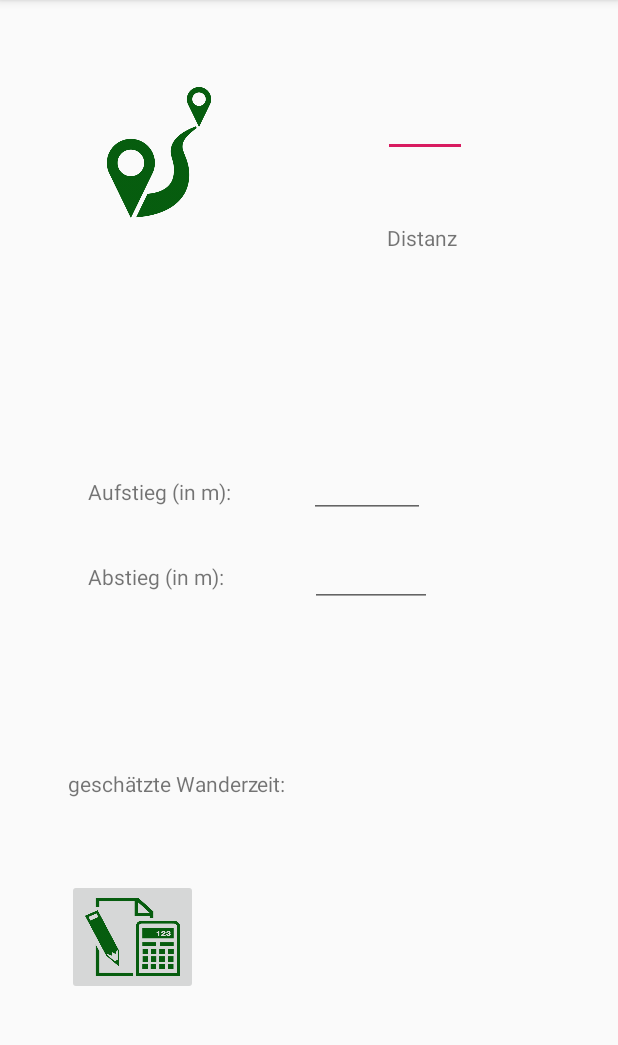
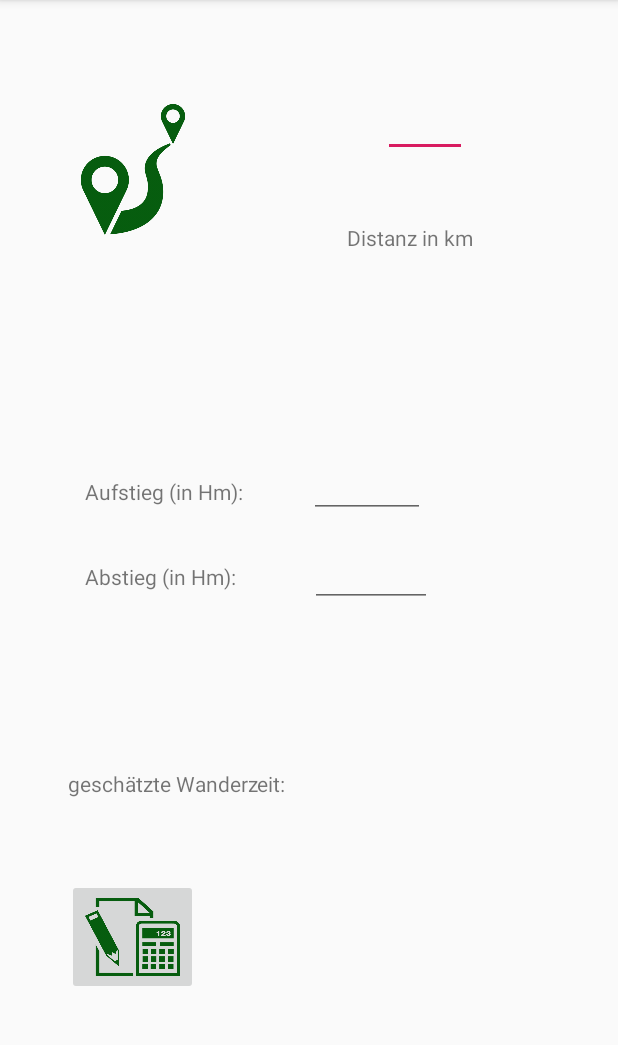
Before and after one commit to mad-lab-fau/Ferienakademie2019-Wonderfull-App, an Android app: the plan_hiking screen opened directly, with no data from a screen before it, on a phone screen of 412 x 824 dp, the part 84-1129 px from its top. Run offline under Robolectric (Android 15) with nearby library versions, the phone set to English and light mode, and no system bars; our stand-ins replace navigation-ui.

Commit message:
functioning prototype: plan hiking

```diff
--- a/App/app/src/main/res/layout/activity_plan_hiking.xml
+++ b/App/app/src/main/res/layout/activity_plan_hiking.xml
@@ -60,7 +60,7 @@
         android:layout_height="36dp"
         android:layout_centerHorizontal="true"
         android:layout_centerVertical="true"
-        android:layout_gravity="center_horizontal"
+        android:layout_gravity="bottom|center_horizontal"
         android:ems="10"
         android:inputType="text"
         android:textSize="12sp"
@@ -110,10 +110,10 @@
         android:layout_height="87dp"
         app:layout_constraintBottom_toBottomOf="parent"
         app:layout_constraintEnd_toEndOf="parent"
-        app:layout_constraintHorizontal_bias="0.171"
+        app:layout_constraintHorizontal_bias="0.115"
         app:layout_constraintStart_toStartOf="parent"
         app:layout_constraintTop_toTopOf="parent"
-        app:layout_constraintVertical_bias="0.085"
+        app:layout_constraintVertical_bias="0.102"
         app:srcCompat="@drawable/distance_to_travel" />
 
     <ImageButton
@@ -121,6 +121,7 @@
         android:layout_width="87dp"
         android:layout_height="77dp"
         android:scaleType="fitXY"
+        android:onClick="getTime"
         app:layout_constraintBottom_toBottomOf="parent"
         app:layout_constraintEnd_toEndOf="parent"
         app:layout_constraintHorizontal_bias="0.138"
@@ -129,15 +130,16 @@
         app:layout_constraintVertical_bias="0.848"
         app:srcCompat="@drawable/paper_pencil_and_calculator"/>
 
-    EditText total = (EditText) findViewById(R.id.streckenLaenge);
-    Integer.parseInt(total.getText().toString());
 
-    EditText hoch = (EditText) findViewById(R.id.nach_oben);
-    Integer.parseInt(hoch.getText().toString());
-
-    EditText runter = (EditText) findViewById(R.id.nach_unten);
-    Integer.parseInt(runter.getText().toString());
-
-
+    <TextView
+        android:id="@+id/zeit_Einheit"
+        android:layout_width="105dp"
+        android:layout_height="36dp"
+        app:layout_constraintBottom_toBottomOf="parent"
+        app:layout_constraintEnd_toEndOf="parent"
+        app:layout_constraintHorizontal_bias="0.673"
+        app:layout_constraintStart_toStartOf="parent"
+        app:layout_constraintTop_toTopOf="parent"
+        app:layout_constraintVertical_bias="0.821" />
 
 </androidx.constraintlayout.widget.ConstraintLayout>
--- a/App/app/src/main/res/values/strings.xml
+++ b/App/app/src/main/res/values/strings.xml
@@ -54,9 +54,9 @@
 
     <string name="wanderung_planen">Wanderung planen</string>
     <string name="wanderung_starten">Wanderung starten</string>
-    <string name="distanz">Distanz</string>
-    <string name="verticalDistance_upwards">Aufstieg (in m):</string>
-    <string name="verticalDistance_downwards">Abstieg (in m):</string>
+    <string name="distanz">Distanz in km</string>
+    <string name="verticalDistance_upwards">Aufstieg (in Hm):</string>
+    <string name="verticalDistance_downwards">Abstieg (in Hm):</string>
     <string name="berechneteWanderzeit">geschätzte Wanderzeit:</string>
     <string name="button_start">button_start</string>
     <string name="button_plan">button_plan</string>
```
Also changed, not shown: App/app/src/main/java/de/ferienakademie/wonderfull/plan_hiking.java (+64 -0 lines).
